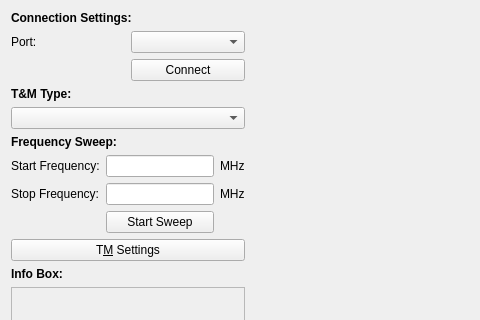
First picture: the form in src/nqrduck_autotm/resources/autotm_widget.ui, repository nqrduck/nqrduck-autotm, before the edit; both pictures show x 0 to 480 and y 0 to 320 of the 1280 by 645 pixel window.
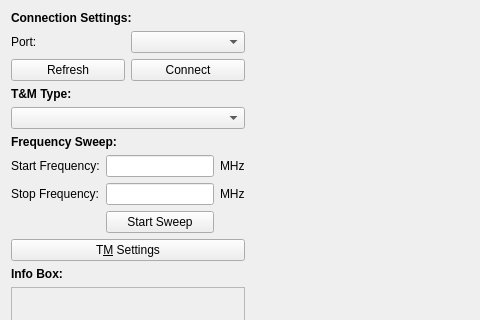
Second picture: the form after the edit. Custom widgets are drawn as their Qt base class.

Patch:
```diff
--- a/src/nqrduck_autotm/resources/autotm_widget.ui
+++ b/src/nqrduck_autotm/resources/autotm_widget.ui
@@ -54,6 +54,13 @@
          </property>
         </widget>
        </item>
+       <item row="1" column="0">
+        <widget class="QPushButton" name="refreshButton">
+         <property name="text">
+          <string>Refresh</string>
+         </property>
+        </widget>
+       </item>
       </layout>
      </item>
      <item>
```
